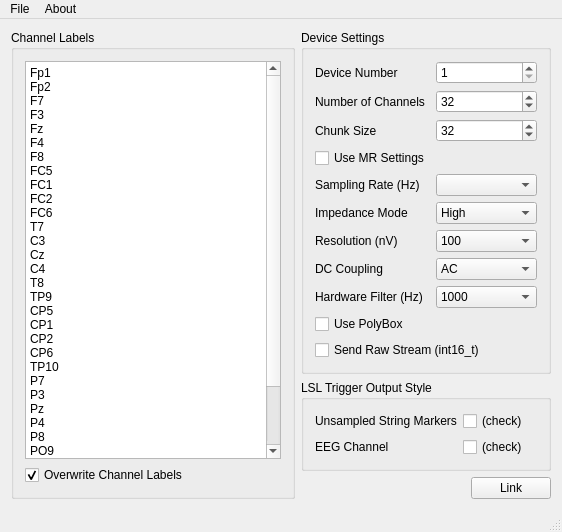
Before: the Qt Designer form mainwindow.ui in brain-products/App-BrainAmpSeries, drawn with Qt 5.
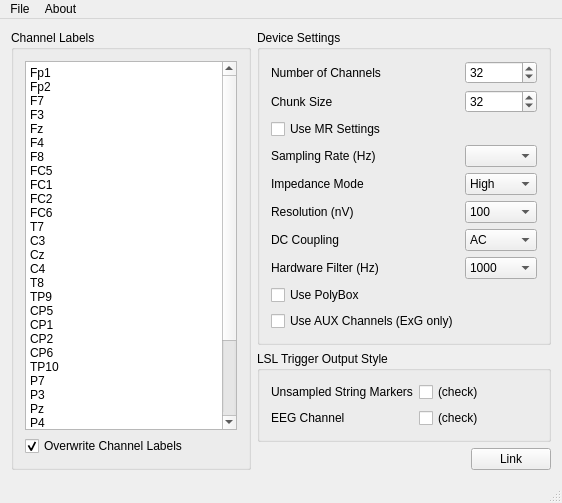
After: the same form once the commit is applied.

Commit message: aux channel support

```diff
--- a/mainwindow.ui
+++ b/mainwindow.ui
@@ -84,33 +84,13 @@
           <enum>QFormLayout::AllNonFixedFieldsGrow</enum>
          </property>
          <item row="0" column="0">
-          <widget class="QLabel" name="label_4">
-           <property name="text">
-            <string>Device Number</string>
-           </property>
-          </widget>
-         </item>
-         <item row="0" column="1">
-          <widget class="QSpinBox" name="deviceNumber">
-           <property name="toolTip">
-            <string>The number of the USB device (if multiple); the first one is #1.</string>
-           </property>
-           <property name="minimum">
-            <number>1</number>
-           </property>
-           <property name="maximum">
-            <number>256</number>
-           </property>
-          </widget>
-         </item>
-         <item row="1" column="0">
           <widget class="QLabel" name="label_2">
            <property name="text">
             <string>Number of Channels</string>
            </property>
           </widget>
          </item>
-         <item row="1" column="1">
+         <item row="0" column="1">
           <widget class="QSpinBox" name="channelCount">
            <property name="toolTip">
             <string>This must match the number of entries in the channel list</string>
@@ -129,14 +109,14 @@
            </property>
           </widget>
          </item>
-         <item row="2" column="0">
+         <item row="1" column="0">
           <widget class="QLabel" name="label">
            <property name="text">
             <string>Chunk Size</string>
            </property>
           </widget>
          </item>
-         <item row="2" column="1">
+         <item row="1" column="1">
           <widget class="QSpinBox" name="chunkSize">
            <property name="toolTip">
             <string>The number of samples per chunk emitted by the driver -- a small value will lead to lower overall latency but causes more CPU load</string>
@@ -152,28 +132,38 @@
            </property>
           </widget>
          </item>
-         <item row="4" column="0">
+         <item row="2" column="0">
+          <widget class="QCheckBox" name="cbUseMRSettings">
+           <property name="toolTip">
+            <string>For recordings done in the MR scanner (BrainAmpMR and BrainAmpMRplus only), checking this box will automatically choose the recommended settings for use in the scanner.</string>
+           </property>
+           <property name="text">
+            <string>Use MR Settings</string>
+           </property>
+          </widget>
+         </item>
+         <item row="3" column="0">
           <widget class="QLabel" name="label_7">
            <property name="text">
             <string>Sampling Rate (Hz)</string>
            </property>
           </widget>
          </item>
-         <item row="4" column="1">
+         <item row="3" column="1">
           <widget class="QComboBox" name="cbSamplingRate">
            <property name="toolTip">
             <string>To stay consistent with recorder, this app can downsample by a factor of 1, 2, 5, 10, 20, 25. or 50, resulting in a nominal sampling rate of 5000, 2500, 1000, 500, 250, 200, or 100Hz respectively.</string>
            </property>
           </widget>
          </item>
-         <item row="5" column="0">
+         <item row="4" column="0">
           <widget class="QLabel" name="label_3">
            <property name="text">
             <string>Impedance Mode</string>
            </property>
           </widget>
          </item>
-         <item row="5" column="1">
+         <item row="4" column="1">
           <widget class="QComboBox" name="impedanceMode">
            <property name="toolTip">
             <string>
@@ -191,14 +181,14 @@
            </item>
           </widget>
          </item>
-         <item row="6" column="0">
+         <item row="5" column="0">
           <widget class="QLabel" name="label_5">
            <property name="text">
             <string>Resolution (nV)</string>
            </property>
           </widget>
          </item>
-         <item row="6" column="1">
+         <item row="5" column="1">
           <widget class="QComboBox" name="resolution">
            <property name="toolTip">
             <string>Desired LSB value for digital signals. Note BrainAmp MR devices only support 500 nanovolt resolution.</string>
@@ -215,14 +205,14 @@
            </item>
           </widget>
          </item>
-         <item row="7" column="0">
+         <item row="6" column="0">
           <widget class="QLabel" name="label_6">
            <property name="text">
             <string>DC Coupling</string>
            </property>
           </widget>
          </item>
-         <item row="7" column="1">
+         <item row="6" column="1">
           <widget class="QComboBox" name="dcCoupling">
            <property name="toolTip">
             <string>The default is AC</string>
@@ -239,17 +229,14 @@
            </item>
           </widget>
          </item>
-         <item row="10" column="0" colspan="2">
-          <widget class="QCheckBox" name="sendRawStream">
-           <property name="toolTip">
-            <string>The hardware itself sends raw data that is encoded as 16-bit integers. These values must be converted into floating point values corresponding to the actually measured microvoltages at the electrodes. If checked, the LSL stream outlet will send the BrainAmp's raw data. If not, it will convert the data appropriately.</string>
-           </property>
+         <item row="7" column="0">
+          <widget class="QLabel" name="label_10">
            <property name="text">
-            <string>Send Raw Stream (int16_t)</string>
+            <string>Hardware Filter (Hz)</string>
            </property>
           </widget>
          </item>
-         <item row="8" column="1">
+         <item row="7" column="1">
           <widget class="QComboBox" name="hwFilter">
            <property name="toolTip">
             <string>
@@ -273,7 +260,7 @@
            </item>
           </widget>
          </item>
-         <item row="9" column="0">
+         <item row="8" column="0">
           <widget class="QCheckBox" name="usePolyBox">
            <property name="enabled">
             <bool>true</bool>
@@ -286,20 +273,10 @@
            </property>
           </widget>
          </item>
-         <item row="8" column="0">
-          <widget class="QLabel" name="label_10">
+         <item row="9" column="0">
+          <widget class="QCheckBox" name="useAuxChannels">
            <property name="text">
-            <string>Hardware Filter (Hz)</string>
-           </property>
-          </widget>
-         </item>
-         <item row="3" column="0">
-          <widget class="QCheckBox" name="cbUseMRSettings">
-           <property name="toolTip">
-            <string>For recordings done in the MR scanner (BrainAmpMR and BrainAmpMRplus only), checking this box will automatically choose the recommended settings for use in the scanner.</string>
-           </property>
-           <property name="text">
-            <string>Use MR Settings</string>
+            <string>Use AUX Channels (ExG only)</string>
            </property>
           </widget>
          </item>
```
Left out of the diff: 1 changed line with no effect on the pictures. The commit also changes 17 other files.
